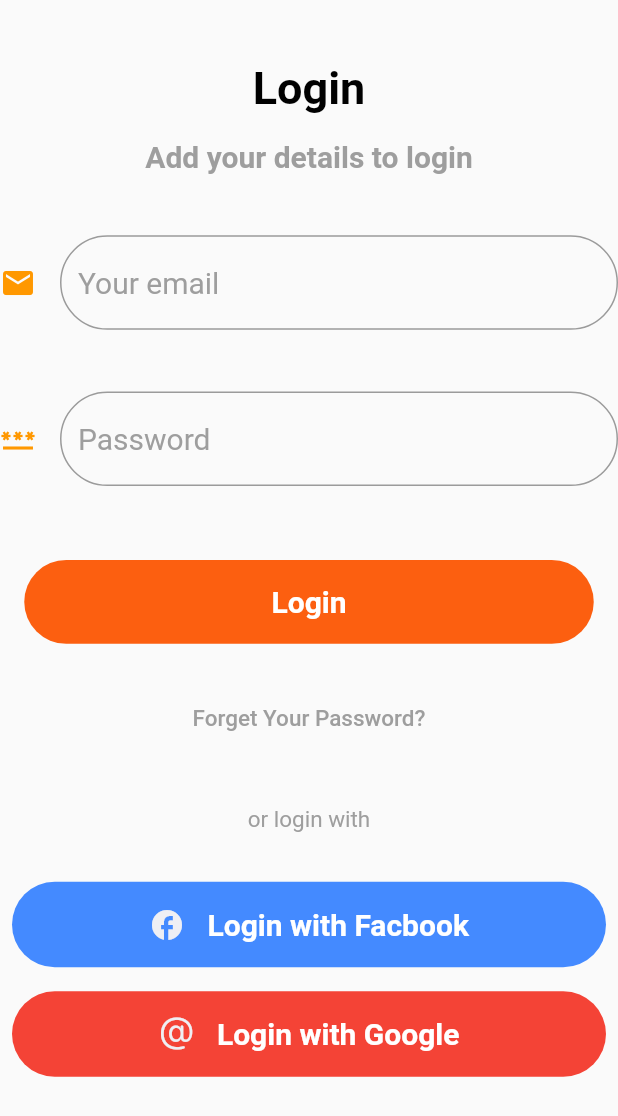
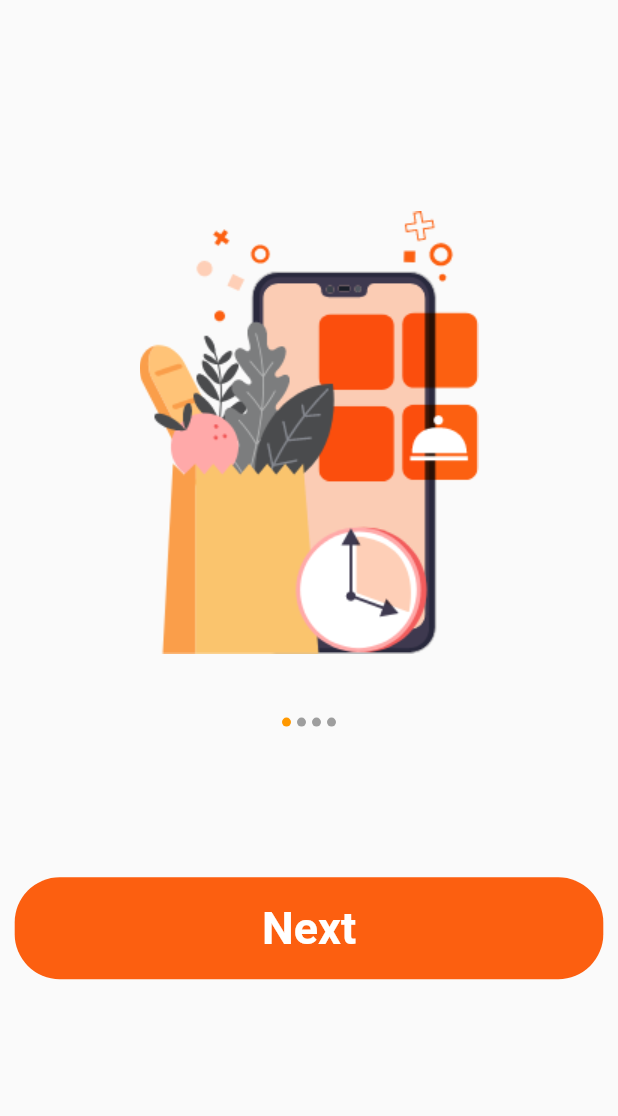
Before and after one commit to Medokha/Food_Deliver_app, a Flutter app: the login screen opened by its route, after a tap on "Login", on a phone screen of 412 x 824 dp. Shown: the top 1116 px of the screen. Run offline on Flutter 3.47's test engine with Material 2 defaults, Android fonts, the phone set to English and light mode, and no system bars; drawn by our look-alikes of flutter_image_slideshow.

Commit message:
add ui 2

```diff
--- /dev/null
+++ b/lib/app.dart
@@ -0,0 +1,9 @@
+import 'package:flutter/cupertino.dart';
+
+class app extends StatelessWidget {
+  static const String routname ='app';
+  @override
+  Widget build(BuildContext context) {
+    return const Placeholder();
+  }
+}
--- /dev/null
+++ b/lib/intro.dart
@@ -0,0 +1,59 @@
+import 'package:flutter/cupertino.dart';
+import 'package:flutter/material.dart';
+import 'package:flutter_image_slideshow/flutter_image_slideshow.dart';
+import 'package:food_app/app.dart';
+class intro extends StatelessWidget {
+  static const String routname='intro';
+  @override
+  Widget build(BuildContext context) {
+    return Scaffold(
+      body: Center(
+        child: Column(
+          children: [
+            SizedBox(
+              height: MediaQuery.of(context).size.height*.1,
+            ),
+            ImageSlideshow(
+              height: MediaQuery.of(context).size.height*.5,
+              indicatorColor: Colors.orange,
+                initialPage: 0,
+                autoPlayInterval: 3000,
+                isLoop: true,
+                children: [
+                  Image.asset("assets/images/vector1.png"),
+                  Image.asset("assets/images/vector2.png"),
+                  Image.asset("assets/images/vector3.png"),
+                  Image.asset("assets/images/vector4.png"),
+
+
+                ]),
+            SizedBox(
+              height: MediaQuery.of(context).size.height*.1,
+            ),
+            TextButton(
+                onPressed: () {
+                  Navigator.pushNamed(context, app.routname);
+                },
+                child: Container(
+                    decoration: BoxDecoration(
+                        color: Color.fromRGBO(252, 95, 16, 1.0),
+                        borderRadius: BorderRadius.circular(30)),
+                    padding: EdgeInsets.symmetric(
+                        horizontal: MediaQuery.of(context).size.height * .2,
+                        vertical: MediaQuery.of(context).size.height * .02),
+                    child: Text(
+                      "Next",
+                      style: TextStyle(
+                          fontSize: 30,
+                          fontWeight: FontWeight.bold,
+                          color: Colors.white),
+                    )))
+
+
+
+          ],
+        ),
+      ),
+    );
+  }
+}
--- a/lib/login.dart
+++ b/lib/login.dart
@@ -1,5 +1,6 @@
 import 'package:flutter/cupertino.dart';
 import 'package:flutter/material.dart';
+import 'package:food_app/intro.dart';
 import 'package:food_app/reset.dart';
 
 class login extends StatelessWidget {
@@ -61,7 +62,9 @@ class login extends StatelessWidget {
               height: MediaQuery.of(context).size.height * .05,
             ),
             TextButton(
-                onPressed: () {},
+                onPressed: () {
+                  Navigator.pushNamed(context,intro.routname);
+                },
                 child: Container(
                     decoration: BoxDecoration(
                         color: Color.fromRGBO(252, 95, 16, 1.0),
--- a/lib/main.dart
+++ b/lib/main.dart
@@ -1,9 +1,12 @@
 import 'package:flutter/material.dart';
 import 'package:food_app/home.dart';
+import 'package:food_app/intro.dart';
 import 'package:food_app/login.dart';
 import 'package:food_app/massage.dart';
 import 'package:food_app/newpassword.dart';
 import 'package:food_app/reset.dart';
+
+import 'app.dart';
 
 void main() {
   runApp( MyApp());
@@ -23,6 +26,9 @@ class MyApp extends StatelessWidget {
         reset.routname: (context) =>  reset(),
         massage.routname: (context) =>  massage(),
         newpassword.routname: (context) =>  newpassword(),
+        intro.routname: (context) =>  intro(),
+        app.routname: (context) =>  app(),
+
 
 
       },
--- a/pubspec.yaml
+++ b/pubspec.yaml
@@ -31,6 +31,7 @@ dependencies:
   flutter:
     sdk: flutter
 
+  flutter_image_slideshow: ^0.1.6
 
   # The following adds the Cupertino Icons font to your application.
   # Use with the CupertinoIcons class for iOS style icons.
```
Also changed, not shown: lib/newpassword.dart (+18 -14 lines), assets/images/2.0x/vector1@2x.png (added), assets/images/2.0x/vector2@2x.png (added), assets/images/2.0x/vector3@2x.png (added), assets/images/2.0x/vector4@2x.png (added), assets/images/3.0x/vector1@3x.png (added), assets/images/3.0x/vector2@3x.png (added), assets/images/3.0x/vector3@3x.png (added), assets/images/3.0x/vector4@3x.png (added), assets/images/vector1.png (added), assets/images/vector2.png (added), assets/images/vector3.png (added), assets/images/vector4.png (added), pubspec.lock.
